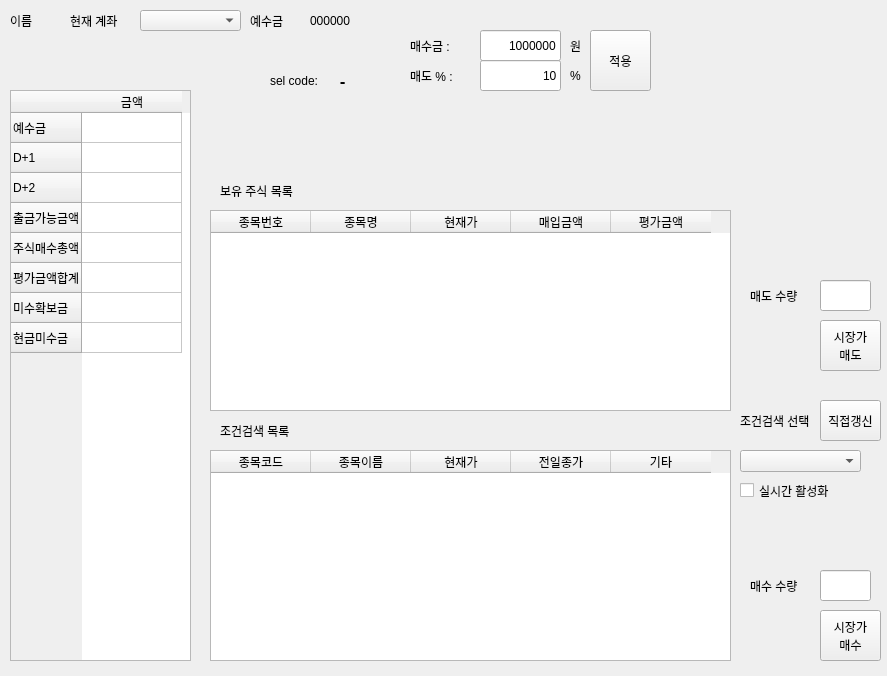
sun-a-i/mandleda, file kw_0801/ui/main.ui: the form before one commit.
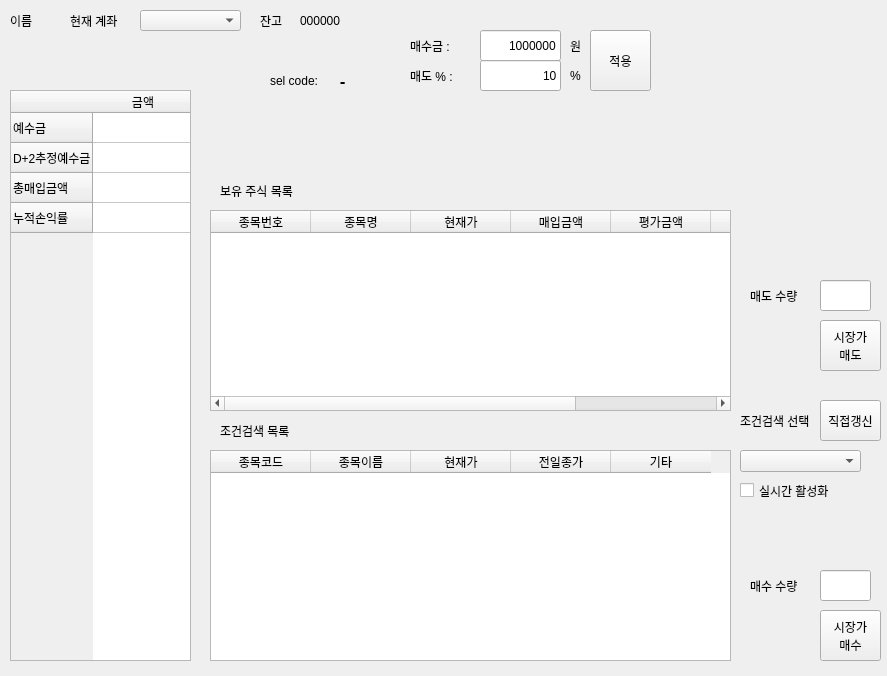
The form after the commit.

Commit message:
0801 업데이트 2
====업데이트 사항====
+소스코드 한파일로 합침
+con_list와 code_list 합침 (dic)
+realtime 수신 데이터는 스레딩 1초
+잔고 정보 수신시 실시간 업데이트
+매수매도 리시브 이벤트 메세지 수신 시 실시간 잔고 업데이트(D+2)
+매도 테이블 - selected code 연결
+실시간 체크 동작 변경(체크가 유지되도록 변경)
+인덱스 기반 조건검색이 아닌 조건검색의 인덱스로 변경
+직접갱신 버튼 구현 -> 현재 동작이상
+에러메시지 다수 업데이트
+하나의 실시간 조건검색목록만 수신
+매도 테이블 종목코드 A 수정

====수정중====
-실시간 조건검색 테스트 중
-실시간 조건 변동 테스트 중

====해야할 사항====
-마이데이터 업데이트
-테이블 update 인덱스 자동화
-000 조건검색시 001 실시간 데이터 날라오면 뻗음 - 버그

```diff
--- a/kw_0801/ui/main.ui
+++ b/kw_0801/ui/main.ui
@@ -123,14 +123,14 @@
   <widget class="QLabel" name="label_2">
    <property name="geometry">
     <rect>
-     <x>250</x>
+     <x>260</x>
      <y>10</y>
-     <width>41</width>
+     <width>31</width>
      <height>21</height>
     </rect>
    </property>
    <property name="text">
-    <string>예수금</string>
+    <string>잔고</string>
    </property>
   </widget>
   <widget class="QPushButton" name="pushButton">
@@ -181,6 +181,16 @@
      <string>평가금액</string>
     </property>
    </column>
+   <column>
+    <property name="text">
+     <string>보유수량</string>
+    </property>
+   </column>
+   <column>
+    <property name="text">
+     <string>결제잔고</string>
+    </property>
+   </column>
   </widget>
   <widget class="QLabel" name="label_4">
    <property name="geometry">
@@ -337,37 +347,17 @@
    </row>
    <row>
     <property name="text">
-     <string>D+1</string>
+     <string>D+2추정예수금</string>
     </property>
    </row>
    <row>
     <property name="text">
-     <string>D+2</string>
+     <string>총매입금액</string>
     </property>
    </row>
    <row>
     <property name="text">
-     <string>출금가능금액</string>
-    </property>
-   </row>
-   <row>
-    <property name="text">
-     <string>주식매수총액</string>
-    </property>
-   </row>
-   <row>
-    <property name="text">
-     <string>평가금액합계</string>
-    </property>
-   </row>
-   <row>
-    <property name="text">
-     <string>미수확보금</string>
-    </property>
-   </row>
-   <row>
-    <property name="text">
-     <string>현금미수금</string>
+     <string>누적손익률</string>
     </property>
    </row>
    <column>
@@ -379,9 +369,9 @@
   <widget class="QLabel" name="label_9">
    <property name="geometry">
     <rect>
-     <x>310</x>
+     <x>300</x>
      <y>10</y>
-     <width>41</width>
+     <width>71</width>
      <height>21</height>
     </rect>
    </property>
```
Left out of the diff: 2 changed lines with no effect on the pictures. The commit also changes 2 other files.
